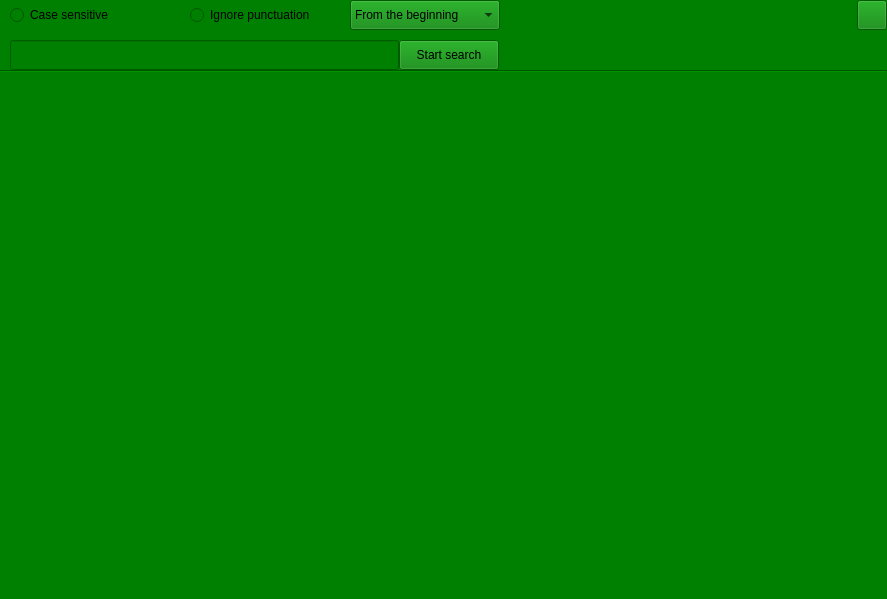
Above: Sources/reading_search_widget.ui from JerryShe/O-Reader before the change. Below: the same form after it.
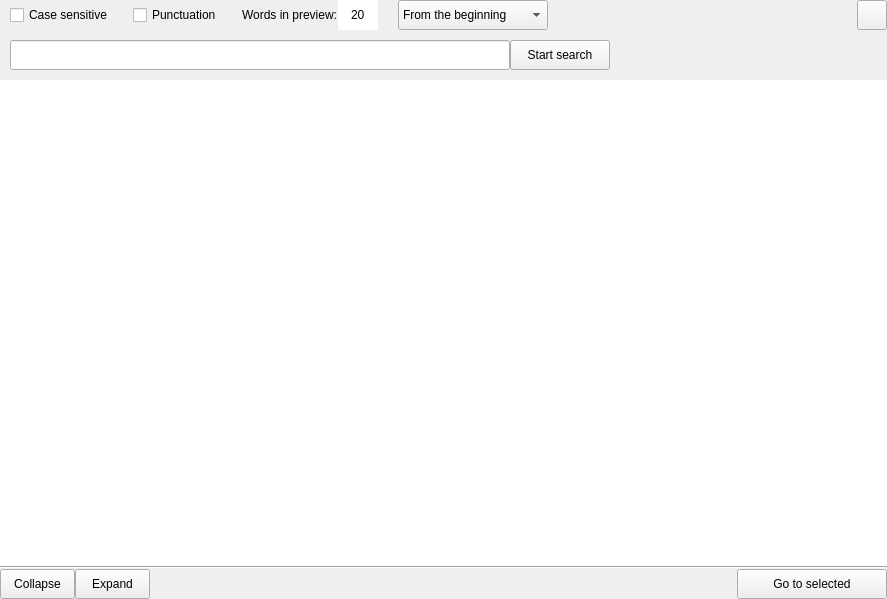
That is the form after the change.

Commit message: cool search window added

Diff of the .ui file:
```diff
--- a/Sources/reading_search_widget.ui
+++ b/Sources/reading_search_widget.ui
@@ -14,9 +14,9 @@
    <string>Form</string>
   </property>
   <property name="styleSheet">
-   <string notr="true">background-color:green;</string>
+   <string notr="true"/>
   </property>
-  <layout class="QVBoxLayout" name="verticalLayout_2" stretch="0,0,0">
+  <layout class="QVBoxLayout" name="verticalLayout_2" stretch="0,0,0,0">
    <property name="spacing">
     <number>0</number>
    </property>
@@ -40,22 +40,16 @@
      <property name="leftMargin">
       <number>10</number>
      </property>
+     <property name="bottomMargin">
+      <number>10</number>
+     </property>
      <item>
       <layout class="QHBoxLayout" name="SearchSettingsLayout">
+       <property name="spacing">
+        <number>0</number>
+       </property>
        <item>
-        <widget class="QRadioButton" name="CaseSensitive">
-         <property name="minimumSize">
-          <size>
-           <width>150</width>
-           <height>30</height>
-          </size>
-         </property>
-         <property name="maximumSize">
-          <size>
-           <width>150</width>
-           <height>30</height>
-          </size>
-         </property>
+        <widget class="QCheckBox" name="CaseSensitive">
          <property name="text">
           <string>Case sensitive</string>
          </property>
@@ -78,24 +72,97 @@
         </spacer>
        </item>
        <item>
-        <widget class="QRadioButton" name="Punctuation">
+        <widget class="QCheckBox" name="Punctuation">
+         <property name="text">
+          <string>Punctuation</string>
+         </property>
+        </widget>
+       </item>
+       <item>
+        <spacer name="horizontalSpacer_6">
+         <property name="orientation">
+          <enum>Qt::Horizontal</enum>
+         </property>
+         <property name="sizeType">
+          <enum>QSizePolicy::Fixed</enum>
+         </property>
+         <property name="sizeHint" stdset="0">
+          <size>
+           <width>20</width>
+           <height>20</height>
+          </size>
+         </property>
+        </spacer>
+       </item>
+       <item>
+        <widget class="QLabel" name="WordsInPreviewLabel">
+         <property name="text">
+          <string>Words in preview:</string>
+         </property>
+        </widget>
+       </item>
+       <item>
+        <widget class="QSpinBox" name="spinBox">
          <property name="minimumSize">
           <size>
-           <width>150</width>
+           <width>40</width>
            <height>30</height>
           </size>
          </property>
          <property name="maximumSize">
           <size>
-           <width>150</width>
+           <width>40</width>
            <height>30</height>
           </size>
          </property>
-         <property name="text">
-          <string>Ignore punctuation</string>
+         <property name="frame">
+          <bool>false</bool>
+         </property>
+         <property name="alignment">
+          <set>Qt::AlignCenter</set>
+         </property>
+         <property name="buttonSymbols">
+          <enum>QAbstractSpinBox::NoButtons</enum>
+         </property>
+         <property name="specialValueText">
+          <string notr="true"/>
+         </property>
+         <property name="keyboardTracking">
+          <bool>true</bool>
+         </property>
+         <property name="suffix">
+          <string/>
+         </property>
+         <property name="prefix">
+          <string/>
+         </property>
+         <property name="minimum">
+          <number>1</number>
+         </property>
+         <property name="maximum">
+          <number>100</number>
+         </property>
+         <property name="value">
+          <number>20</number>
          </property>
         </widget>
        </item>
+       <item>
+        <spacer name="horizontalSpacer_7">
+         <property name="orientation">
+          <enum>Qt::Horizontal</enum>
+         </property>
+         <property name="sizeType">
+          <enum>QSizePolicy::Fixed</enum>
+         </property>
+         <property name="sizeHint" stdset="0">
+          <size>
+           <width>20</width>
+           <height>20</height>
+          </size>
+         </property>
+        </spacer>
+       </item>
        <item>
         <widget class="QComboBox" name="SearchType">
          <property name="minimumSize">
@@ -179,7 +246,7 @@
         <widget class="QLineEdit" name="lineEdit">
          <property name="minimumSize">
           <size>
-           <width>200</width>
+           <width>500</width>
            <height>30</height>
           </size>
          </property>
@@ -216,6 +283,41 @@
          </property>
         </widget>
        </item>
+       <item>
+        <spacer name="horizontalSpacer_5">
+         <property name="orientation">
+          <enum>Qt::Horizontal</enum>
+         </property>
+         <property name="sizeType">
+          <enum>QSizePolicy::Fixed</enum>
+         </property>
+         <property name="sizeHint" stdset="0">
+          <size>
+           <width>40</width>
+           <height>20</height>
+          </size>
+         </property>
+        </spacer>
+       </item>
+       <item>
+        <widget class="QLabel" name="ResultsCount">
+         <property name="minimumSize">
+          <size>
+           <width>100</width>
+           <height>0</height>
+          </size>
+         </property>
+         <property name="maximumSize">
+          <size>
+           <width>100</width>
+           <height>16777215</height>
+          </size>
+         </property>
+         <property name="text">
+          <string/>
+         </property>
+        </widget>
+       </item>
        <item>
         <spacer name="horizontalSpacer">
          <property name="orientation">
@@ -233,6 +335,37 @@
      </item>
     </layout>
    </item>
+   <item>
+    <widget class="QTreeView" name="ResultsView">
+     <property name="frameShape">
+      <enum>QFrame::NoFrame</enum>
+     </property>
+     <property name="frameShadow">
+      <enum>QFrame::Plain</enum>
+     </property>
+     <property name="horizontalScrollBarPolicy">
+      <enum>Qt::ScrollBarAlwaysOff</enum>
+     </property>
+     <property name="sizeAdjustPolicy">
+      <enum>QAbstractScrollArea::AdjustToContents</enum>
+     </property>
+     <property name="editTriggers">
+      <set>QAbstractItemView::NoEditTriggers</set>
+     </property>
+     <property name="verticalScrollMode">
+      <enum>QAbstractItemView::ScrollPerPixel</enum>
+     </property>
+     <property name="rootIsDecorated">
+      <bool>true</bool>
+     </property>
+     <property name="animated">
+      <bool>true</bool>
+     </property>
+     <attribute name="headerVisible">
+      <bool>false</bool>
+     </attribute>
+    </widget>
+   </item>
    <item>
     <widget class="Line" name="line">
      <property name="orientation">
@@ -241,24 +374,84 @@
     </widget>
    </item>
    <item>
-    <widget class="QScrollArea" name="ResultsArea">
-     <property name="frameShape">
-      <enum>QFrame::NoFrame</enum>
+    <layout class="QHBoxLayout" name="horizontalLayout_7">
+     <property name="spacing">
+      <number>0</number>
      </property>
-     <property name="widgetResizable">
-      <bool>true</bool>
+     <property name="bottomMargin">
+      <number>0</number>
      </property>
-     <widget class="QWidget" name="ResultsWidget">
-      <property name="geometry">
-       <rect>
-        <x>0</x>
-        <y>0</y>
-        <width>887</width>
-        <height>520</height>
-       </rect>
-      </property>
-     </widget>
-    </widget>
+     <item>
+      <widget class="QPushButton" name="Collapse">
+       <property name="minimumSize">
+        <size>
+         <width>75</width>
+         <height>30</height>
+        </size>
+       </property>
+       <property name="maximumSize">
+        <size>
+         <width>75</width>
+         <height>30</height>
+        </size>
+       </property>
+       <property name="text">
+        <string>Collapse</string>
+       </property>
+      </widget>
+     </item>
+     <item>
+      <widget class="QPushButton" name="Expand">
+       <property name="minimumSize">
+        <size>
+         <width>75</width>
+         <height>30</height>
+        </size>
+       </property>
+       <property name="maximumSize">
+        <size>
+         <width>75</width>
+         <height>30</height>
+        </size>
+       </property>
+       <property name="text">
+        <string>Expand</string>
+       </property>
+      </widget>
+     </item>
+     <item>
+      <spacer name="horizontalSpacer_4">
+       <property name="orientation">
+        <enum>Qt::Horizontal</enum>
+       </property>
+       <property name="sizeHint" stdset="0">
+        <size>
+         <width>40</width>
+         <height>20</height>
+        </size>
+       </property>
+      </spacer>
+     </item>
+     <item>
+      <widget class="QPushButton" name="GoToSelected">
+       <property name="minimumSize">
+        <size>
+         <width>150</width>
+         <height>30</height>
+        </size>
+       </property>
+       <property name="maximumSize">
+        <size>
+         <width>150</width>
+         <height>30</height>
+        </size>
+       </property>
+       <property name="text">
+        <string>Go to selected</string>
+       </property>
+      </widget>
+     </item>
+    </layout>
    </item>
   </layout>
  </widget>
```
Left out of the diff: 4 changed lines with no effect on the pictures. The commit also changes 22 other files.
